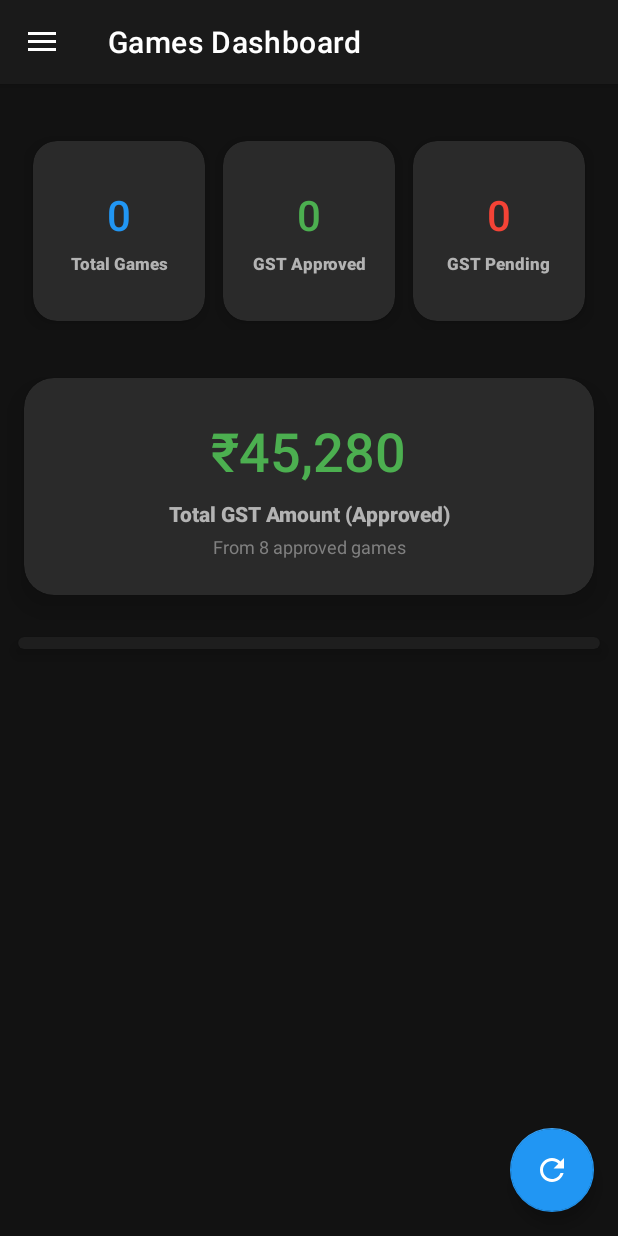
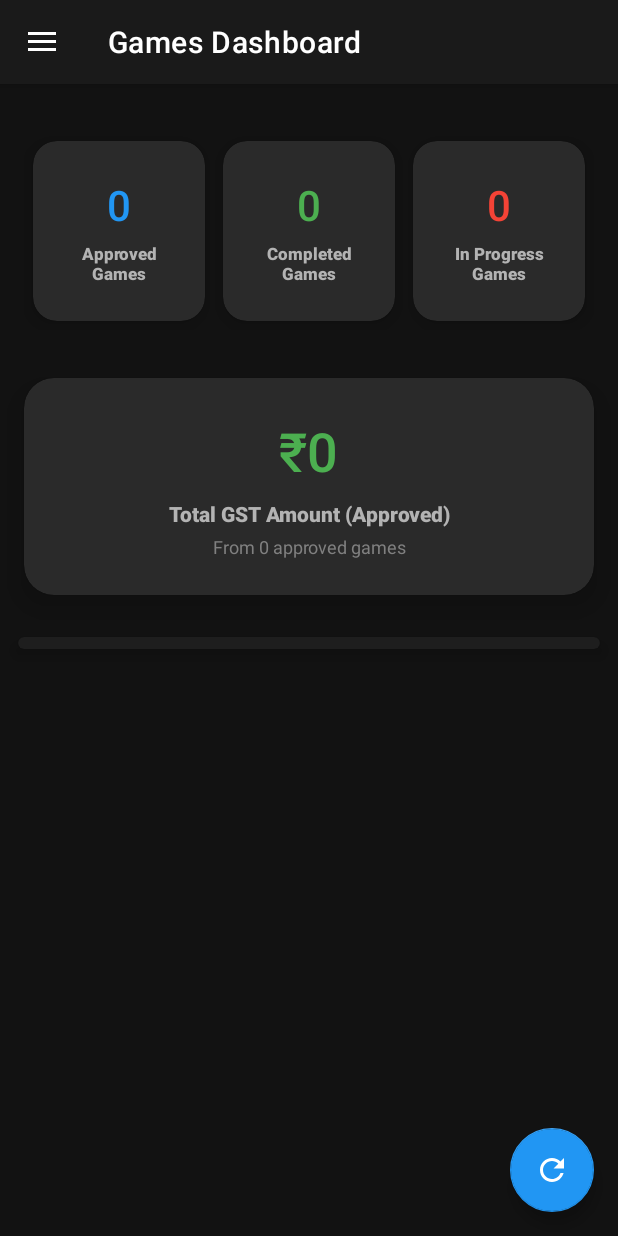
Before and after one commit to debabrata-mandal/RummyPulse, an Android app: the screen it shows after launch (MainActivity), on a phone screen of 412 x 824 dp. Run offline under Robolectric (Android 15) with nearby library versions, the phone set to English and light mode, and no system bars; our stand-ins replace Firebase (no records; nobody signed in at launch, a user with empty details on screens opened directly), navigation-ui.

Commit message:
feat: Enhance game management with approval process, status handling, and UI updates for approved games

```diff
--- a/app/src/main/java/com/example/rummypulse/ui/home/HomeFragment.java
+++ b/app/src/main/java/com/example/rummypulse/ui/home/HomeFragment.java
@@ -43,20 +43,35 @@ public class HomeFragment extends Fragment implements TableAdapter.OnGameActionL
             });
 
         // Observe and update metric tiles
-        homeViewModel.getTotalGames().observe(getViewLifecycleOwner(), totalGames -> {
-            binding.textTotalGames.setText(String.valueOf(totalGames));
+        homeViewModel.getApprovedGamesCount().observe(getViewLifecycleOwner(), approvedGames -> {
+            binding.textApprovedGames.setText(String.valueOf(approvedGames));
         });
 
-        homeViewModel.getGstApproved().observe(getViewLifecycleOwner(), gstApproved -> {
-            binding.textGstApproved.setText(String.valueOf(gstApproved));
+        homeViewModel.getCompletedGames().observe(getViewLifecycleOwner(), completedGames -> {
+            binding.textCompletedGames.setText(String.valueOf(completedGames));
         });
 
-        homeViewModel.getGstPending().observe(getViewLifecycleOwner(), gstPending -> {
-            binding.textGstPending.setText(String.valueOf(gstPending));
+        homeViewModel.getInProgressGames().observe(getViewLifecycleOwner(), inProgressGames -> {
+            binding.textInProgressGames.setText(String.valueOf(inProgressGames));
         });
 
-        // Set total GST amount (static for now)
-        binding.textTotalGstAmount.setText("₹45,280");
+        // Observe total GST amount from approved games
+        homeViewModel.getTotalGstAmount().observe(getViewLifecycleOwner(), totalGst -> {
+            if (totalGst != null) {
+                binding.textTotalGstAmount.setText("₹" + String.format("%.0f", totalGst));
+            } else {
+                binding.textTotalGstAmount.setText("₹0");
+            }
+        });
+
+        // Observe approved games count for the "From X approved games" text
+        homeViewModel.getApprovedGamesCount().observe(getViewLifecycleOwner(), approvedCount -> {
+            if (approvedCount != null) {
+                binding.textApprovedGamesCount.setText("From " + approvedCount + " approved games");
+            } else {
+                binding.textApprovedGamesCount.setText("From 0 approved games");
+            }
+        });
 
         // Observe errors
         homeViewModel.getError().observe(getViewLifecycleOwner(), error -> {
@@ -71,6 +86,13 @@ public class HomeFragment extends Fragment implements TableAdapter.OnGameActionL
             homeViewModel.refreshGames();
         });
 
+        // Temporary test button to force a game to completed status
+        binding.btnRefresh.setOnLongClickListener(v -> {
+            Toast.makeText(getContext(), "Test: Setting first game to Completed status", Toast.LENGTH_SHORT).show();
+            homeViewModel.setTestGameCompleted();
+            return true;
+        });
+
         return root;
     }
 
@@ -82,15 +104,27 @@ public class HomeFragment extends Fragment implements TableAdapter.OnGameActionL
 
     @Override
     public void onApproveGst(GameItem game, int position) {
-        // Disabled for now - no action
-        Toast.makeText(getContext(), "Approve button disabled", Toast.LENGTH_SHORT).show();
+        // Check if game is completed
+        if (!"Completed".equals(game.getGameStatus())) {
+            Toast.makeText(getContext(), "Game must be completed before approval", Toast.LENGTH_SHORT).show();
+            return;
+        }
+
+        // Show confirmation dialog
+        new androidx.appcompat.app.AlertDialog.Builder(getContext())
+                .setTitle("Approve Game")
+                .setMessage("Are you sure you want to approve this completed game? This will finalize the game and move it to the approved games list.")
+                .setPositiveButton("Approve", (dialog, which) -> {
+                    // Call the approve method
+                    homeViewModel.approveGame(game);
+                    Toast.makeText(getContext(), "Game approved successfully!", Toast.LENGTH_SHORT).show();
+                })
+                .setNegativeButton("Cancel", (dialog, which) -> {
+                    // Do nothing
+                })
+                .show();
     }
 
-    @Override
-    public void onNotApplicable(GameItem game, int position) {
-        // Disabled for now - no action
-        Toast.makeText(getContext(), "NA button disabled", Toast.LENGTH_SHORT).show();
-    }
 
     @Override
     public void onDeleteGame(GameItem game, int position) {
--- a/app/src/main/java/com/example/rummypulse/ui/home/HomeViewModel.java
+++ b/app/src/main/java/com/example/rummypulse/ui/home/HomeViewModel.java
@@ -14,8 +14,10 @@ public class HomeViewModel extends ViewModel {
     private final MutableLiveData<String> mText;
     private final MutableLiveData<List<GameItem>> mGameItems;
     private final MutableLiveData<Integer> mTotalGames;
-    private final MutableLiveData<Integer> mGstApproved;
-    private final MutableLiveData<Integer> mGstPending;
+    private final MutableLiveData<Integer> mApprovedGames;
+    private final MutableLiveData<Integer> mCompletedGames;
+    private final MutableLiveData<Integer> mInProgressGames;
+    private final MutableLiveData<Double> mTotalGstAmount;
     private final MutableLiveData<String> mError;
 
     private GameRepository gameRepository;
@@ -26,8 +28,10 @@ public class HomeViewModel extends ViewModel {
 
         mGameItems = new MutableLiveData<>();
         mTotalGames = new MutableLiveData<>();
-        mGstApproved = new MutableLiveData<>();
-        mGstPending = new MutableLiveData<>();
+        mApprovedGames = new MutableLiveData<>();
+        mCompletedGames = new MutableLiveData<>();
+        mInProgressGames = new MutableLiveData<>();
+        mTotalGstAmount = new MutableLiveData<>();
         mError = new MutableLiveData<>();
 
         // Initialize repository
@@ -49,12 +53,20 @@ public class HomeViewModel extends ViewModel {
         return mTotalGames;
     }
 
-    public LiveData<Integer> getGstApproved() {
-        return mGstApproved;
+    public LiveData<Integer> getCompletedGames() {
+        return mCompletedGames;
     }
 
-    public LiveData<Integer> getGstPending() {
-        return mGstPending;
+    public LiveData<Integer> getInProgressGames() {
+        return mInProgressGames;
+    }
+
+    public LiveData<Double> getTotalGstAmount() {
+        return mTotalGstAmount;
+    }
+
+    public LiveData<Integer> getApprovedGamesCount() {
+        return mApprovedGames;
     }
 
     public LiveData<String> getError() {
@@ -73,8 +85,22 @@ public class HomeViewModel extends ViewModel {
             mError.setValue(error);
         });
 
+        // Observe total approved GST amount
+        gameRepository.getTotalApprovedGst().observeForever(totalGst -> {
+            mTotalGstAmount.setValue(totalGst);
+        });
+
+        // Observe approved games count
+        gameRepository.getApprovedGamesCount().observeForever(approvedCount -> {
+            mApprovedGames.setValue(approvedCount);
+        });
+
+
         // Load games from Firebase
         gameRepository.loadAllGames();
+
+        // Load approved games and calculate total GST
+        gameRepository.loadApprovedGames();
     }
 
     private void calculateMetrics(List<GameItem> games) {
@@ -83,20 +109,20 @@ public class HomeViewModel extends ViewModel {
         }
 
         int total = games.size();
-        int approved = 0;
-        int pending = 0;
+        int completed = 0;
+        int inProgress = 0;
 
         for (GameItem game : games) {
             if (game.isCompleted()) {
-                approved++;
+                completed++;
             } else {
-                pending++;
+                inProgress++;
             }
         }
 
         mTotalGames.setValue(total);
-        mGstApproved.setValue(approved);
-        mGstPending.setValue(pending);
+        mCompletedGames.setValue(completed);
+        mInProgressGames.setValue(inProgress);
     }
 
     public void refreshGames() {
@@ -110,4 +136,17 @@ public class HomeViewModel extends ViewModel {
     public void updateGameStatus(String gameId, String newStatus) {
         gameRepository.updateGameStatus(gameId, newStatus);
     }
+
+    public void approveGame(GameItem gameItem) {
+        gameRepository.approveGame(gameItem);
+    }
+
+    // Temporary test method to set first game to completed status
+    public void setTestGameCompleted() {
+        List<GameItem> currentGames = mGameItems.getValue();
+        if (currentGames != null && !currentGames.isEmpty()) {
+            GameItem firstGame = currentGames.get(0);
+            gameRepository.updateGameStatus(firstGame.getGameId(), "Completed");
+        }
+    }
 }
--- a/app/src/main/res/layout/fragment_home.xml
+++ b/app/src/main/res/layout/fragment_home.xml
@@ -48,10 +48,10 @@
                     android:gravity="center">
 
                     <TextView
-                        android:id="@+id/text_total_games"
+                        android:id="@+id/text_approved_games"
                         android:layout_width="wrap_content"
                         android:layout_height="wrap_content"
-                        android:text="12"
+                        android:text="0"
                         android:textSize="28sp"
                         android:textStyle="bold"
                         android:textColor="@color/accent_blue"
@@ -60,7 +60,7 @@
                     <TextView
                         android:layout_width="wrap_content"
                         android:layout_height="wrap_content"
-                        android:text="Total Games"
+                        android:text="Approved Games"
                         android:textSize="11sp"
                         android:textColor="@color/text_secondary"
                         android:textStyle="bold"
@@ -90,10 +90,10 @@
                     android:gravity="center">
 
                     <TextView
-                        android:id="@+id/text_gst_approved"
+                        android:id="@+id/text_completed_games"
                         android:layout_width="wrap_content"
                         android:layout_height="wrap_content"
-                        android:text="8"
+                        android:text="0"
                         android:textSize="28sp"
                         android:textStyle="bold"
                         android:textColor="@color/profit_green"
@@ -102,7 +102,7 @@
                     <TextView
                         android:layout_width="wrap_content"
                         android:layout_height="wrap_content"
-                        android:text="GST Approved"
+                        android:text="Completed Games"
                         android:textSize="11sp"
                         android:textColor="@color/text_secondary"
                         android:textStyle="bold"
@@ -132,10 +132,10 @@
                     android:gravity="center">
 
                     <TextView
-                        android:id="@+id/text_gst_pending"
+                        android:id="@+id/text_in_progress_games"
                         android:layout_width="wrap_content"
                         android:layout_height="wrap_content"
-                        android:text="4"
+                        android:text="0"
                         android:textSize="28sp"
                         android:textStyle="bold"
                         android:textColor="@color/loss_red"
@@ -144,7 +144,7 @@
                     <TextView
                         android:layout_width="wrap_content"
                         android:layout_height="wrap_content"
-                        android:text="GST Pending"
+                        android:text="In Progress Games"
                         android:textSize="11sp"
                         android:textColor="@color/text_secondary"
                         android:textStyle="bold"
@@ -197,9 +197,10 @@
                     android:gravity="center" />
 
                 <TextView
+                    android:id="@+id/text_approved_games_count"
                     android:layout_width="wrap_content"
                     android:layout_height="wrap_content"
-                    android:text="From 8 approved games"
+                    android:text="From 0 approved games"
                     android:textSize="12sp"
                     android:textColor="@color/text_hint"
                     android:layout_marginTop="4dp"
```
Also changed, not shown: app/src/main/java/com/example/rummypulse/data/ApprovedGameData.java (added, +133 -0 lines), app/src/main/java/com/example/rummypulse/data/GameData.java (+36 -3 lines), app/src/main/java/com/example/rummypulse/data/GameRepository.java (+202 -4 lines), app/src/main/java/com/example/rummypulse/ui/home/TableAdapter.java (+12 -9 lines), app/src/main/res/layout/table_row_item.xml (+2 -32 lines).
